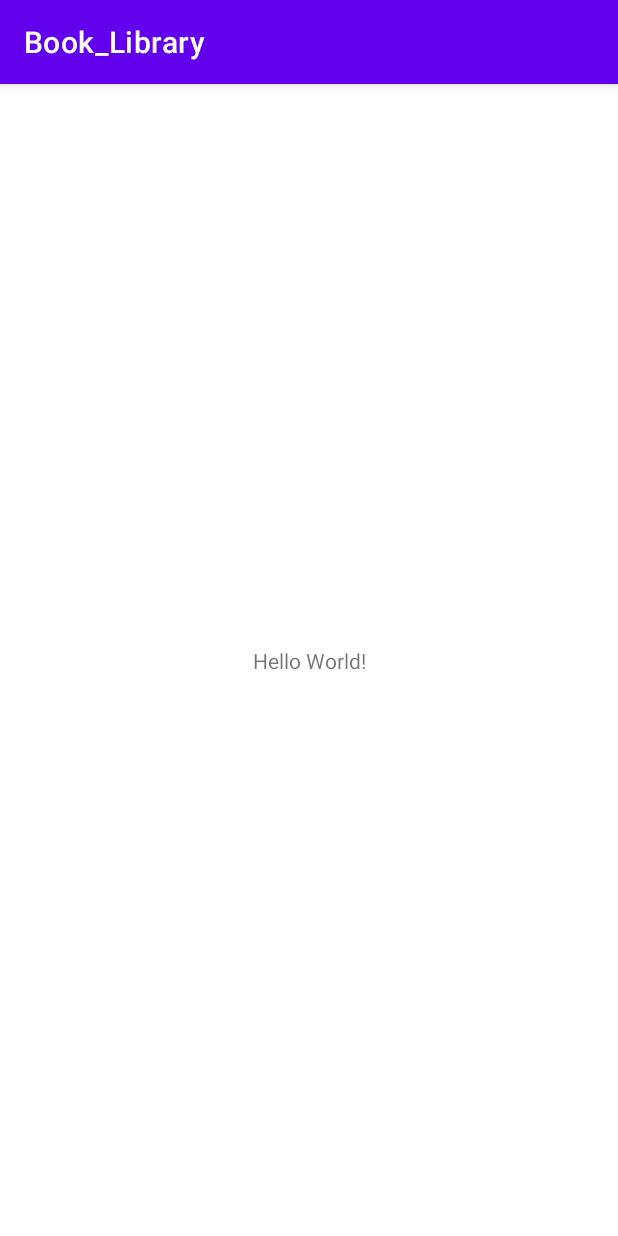
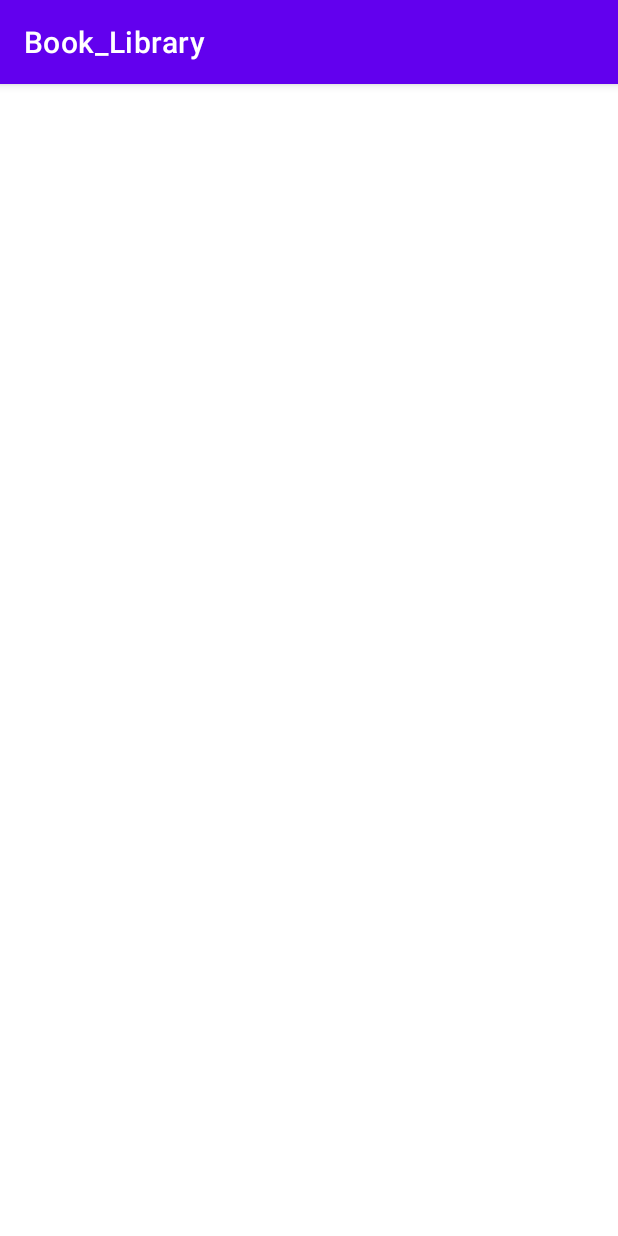
Before and after one commit to Nurkyz-Chynybaeva/Book_Library, an Android app: the screen it shows after launch (MainActivity), on a phone screen of 412 x 824 dp. Run offline under Robolectric (Android 15) with nearby library versions, the phone set to English and light mode, and no system bars; our stand-ins replace Dagger/Hilt's generated code; 1 statement that could not run was skipped.

Commit message:
prepared container for fragment

```diff
--- a/app/src/main/AndroidManifest.xml
+++ b/app/src/main/AndroidManifest.xml
@@ -2,7 +2,10 @@
 <manifest xmlns:android="http://schemas.android.com/apk/res/android"
     package="com.example.book_library">
 
+    <uses-permission android:name="android.permission.INTERNET"/>
+
     <application
+        android:name=".App"
         android:allowBackup="true"
         android:icon="@mipmap/ic_launcher"
         android:label="@string/app_name"
@@ -10,7 +13,7 @@
         android:supportsRtl="true"
         android:theme="@style/Theme.Book_Library">
         <activity
-            android:name=".MainActivity"
+            android:name=".ui.MainActivity"
             android:exported="true">
             <intent-filter>
                 <action android:name="android.intent.action.MAIN" />
--- /dev/null
+++ b/app/src/main/java/com/example/book_library/App.kt
@@ -0,0 +1,7 @@
+package com.example.book_library
+
+import android.app.Application
+import dagger.hilt.android.HiltAndroidApp
+
+@HiltAndroidApp
+class App: Application() {}
--- a/app/src/main/java/com/example/book_library/MainActivity.kt
+++ /dev/null
@@ -1,11 +0,0 @@
-package com.example.book_library
-
-import androidx.appcompat.app.AppCompatActivity
-import android.os.Bundle
-
-class MainActivity : AppCompatActivity() {
-    override fun onCreate(savedInstanceState: Bundle?) {
-        super.onCreate(savedInstanceState)
-        setContentView(R.layout.activity_main)
-    }
-}
--- /dev/null
+++ b/app/src/main/java/com/example/book_library/ui/MainActivity.kt
@@ -0,0 +1,34 @@
+package com.example.book_library.ui
+
+import androidx.appcompat.app.AppCompatActivity
+import android.os.Bundle
+import androidx.fragment.app.Fragment
+import com.example.book_library.R
+import com.example.book_library.databinding.ActivityMainBinding
+import com.example.book_library.ui.welcome_screen.WelcomeFragment
+import dagger.hilt.android.AndroidEntryPoint
+
+@AndroidEntryPoint
+class MainActivity : AppCompatActivity(), MediatorBetweenFragments {
+    private lateinit var binding : ActivityMainBinding
+
+    override fun onCreate(savedInstanceState: Bundle?) {
+        super.onCreate(savedInstanceState)
+        setContentView(binding.root)
+
+        if (savedInstanceState == null) {
+            openFragment(WelcomeFragment(), false)
+        }
+    }
+
+    override fun openFragment(fragment: Fragment, addToBackStack: Boolean?) {
+        supportFragmentManager
+            .beginTransaction()
+            .replace(R.id.fragment_container_view, fragment).apply {
+                if (addToBackStack == true) {
+                    addToBackStack(null)
+                }
+            }
+            .commit()
+    }
+}
--- /dev/null
+++ b/app/src/main/java/com/example/book_library/ui/main_screen/MainFragment.kt
@@ -0,0 +1,6 @@
+package com.example.book_library.ui.main_screen
+
+import androidx.fragment.app.Fragment
+
+class MainFragment: Fragment() {
+}
--- /dev/null
+++ b/app/src/main/java/com/example/book_library/ui/registration_screen/RegistrationFragment.kt
@@ -0,0 +1,6 @@
+package com.example.book_library.ui.registration_screen
+
+import androidx.fragment.app.Fragment
+
+class RegistrationFragment: Fragment() {
+}
--- /dev/null
+++ b/app/src/main/java/com/example/book_library/ui/welcome_screen/WelcomeFragment.kt
@@ -0,0 +1,6 @@
+package com.example.book_library.ui.welcome_screen
+
+import androidx.fragment.app.Fragment
+
+class WelcomeFragment: Fragment() {
+}
--- a/app/src/main/res/layout/activity_main.xml
+++ b/app/src/main/res/layout/activity_main.xml
@@ -1,18 +1,8 @@
 <?xml version="1.0" encoding="utf-8"?>
-<androidx.constraintlayout.widget.ConstraintLayout xmlns:android="http://schemas.android.com/apk/res/android"
-    xmlns:app="http://schemas.android.com/apk/res-auto"
+<androidx.fragment.app.FragmentContainerView
+    android:id="@+id/fragment_container_view"
+    xmlns:android="http://schemas.android.com/apk/res/android"
     xmlns:tools="http://schemas.android.com/tools"
     android:layout_width="match_parent"
     android:layout_height="match_parent"
-    tools:context=".MainActivity">
-
-    <TextView
-        android:layout_width="wrap_content"
-        android:layout_height="wrap_content"
-        android:text="Hello World!"
-        app:layout_constraintBottom_toBottomOf="parent"
-        app:layout_constraintLeft_toLeftOf="parent"
-        app:layout_constraintRight_toRightOf="parent"
-        app:layout_constraintTop_toTopOf="parent" />
-
-</androidx.constraintlayout.widget.ConstraintLayout>
+    tools:context=".ui.MainActivity"/>
--- a/build.gradle
+++ b/build.gradle
@@ -7,6 +7,7 @@ buildscript {
     dependencies {
         classpath "com.android.tools.build:gradle:7.0.2"
         classpath "org.jetbrains.kotlin:kotlin-gradle-plugin:1.5.20"
+        classpath 'com.google.dagger:hilt-android-gradle-plugin:2.38.1'
 
         // NOTE: Do not place your application dependencies here; they belong
         // in the individual module build.gradle files
```
Also changed, not shown: app/build.gradle (+26 -0 lines), app/src/main/java/com/example/book_library/ui/MediatorBetweenFragments.kt (added, +7 -0 lines).
